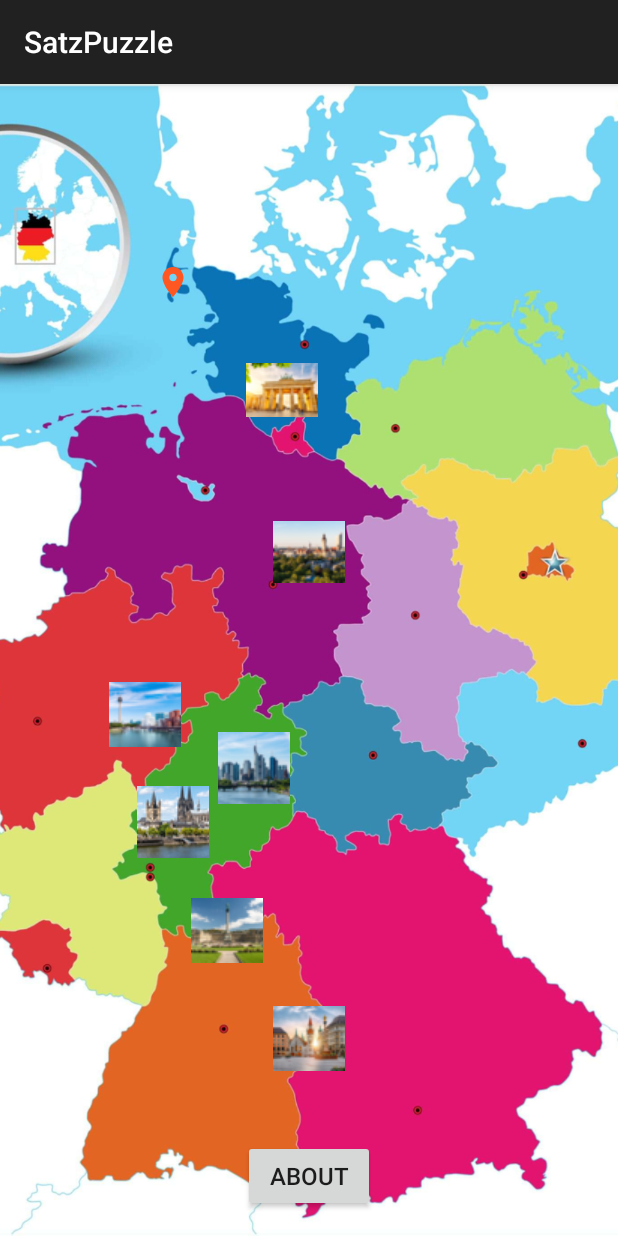
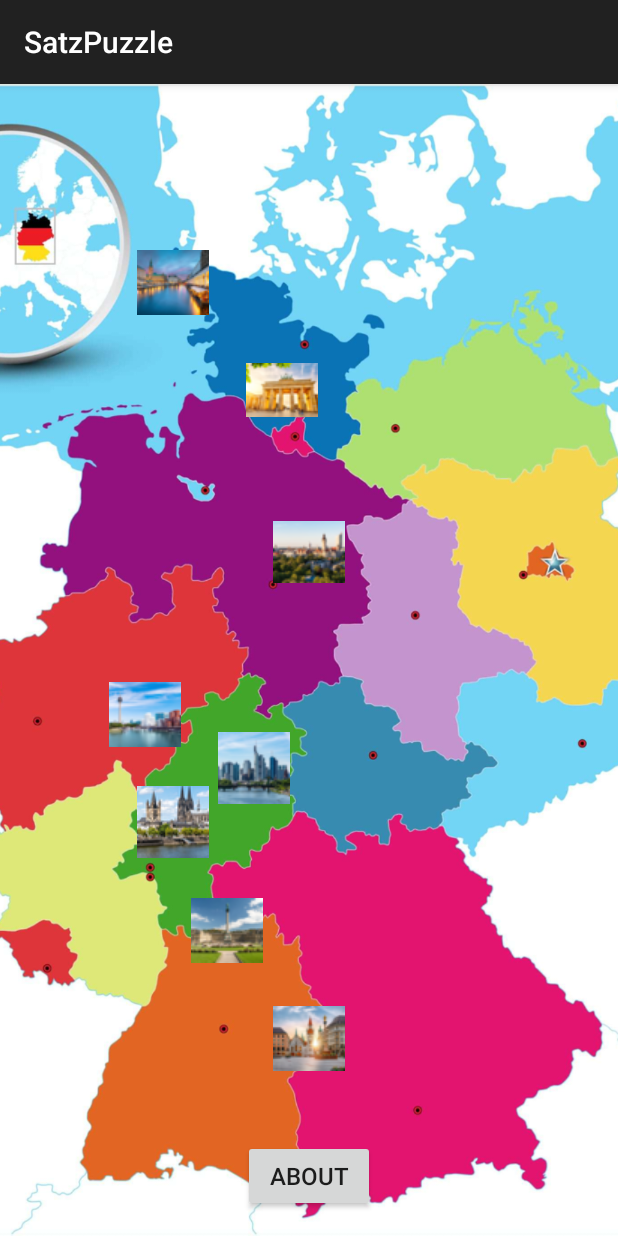
Before and after one commit to mhsenpc/german_android_game, an Android app: the screen it shows after launch (CityProgressionActivity), on a phone screen of 412 x 824 dp. Run offline under Robolectric (Android 15) with nearby library versions, the phone set to English and light mode, and no system bars.

Commit message:
remove unused files

```diff
--- a/app/src/main/res/drawable/city_marker_hamburg.xml
+++ /dev/null
@@ -1,10 +0,0 @@
-<?xml version="1.0" encoding="utf-8"?>
-<vector xmlns:android="http://schemas.android.com/apk/res/android"
-    android:width="24dp"
-    android:height="24dp"
-    android:viewportWidth="24"
-    android:viewportHeight="24">
-    <path
-        android:fillColor="#FF5722"
-        android:pathData="M12,2C8.13,2 5,5.13 5,9c0,5.25 7,13 7,13s7,-7.75 7,-13C19,5.13 15.87,2 12,2zM12,11.5c-1.38,0 -2.5,-1.12 -2.5,-2.5s1.12,-2.5 2.5,-2.5s2.5,1.12 2.5,2.5S13.38,11.5 12,11.5z"/>
-</vector>
--- a/app/src/main/res/layout/activity_city_progression.xml
+++ b/app/src/main/res/layout/activity_city_progression.xml
@@ -23,7 +23,7 @@
         android:layout_height="48dp"
         android:background="@null"
         android:contentDescription="Hamburg"
-        android:src="@drawable/city_marker_hamburg"
+        android:src="@drawable/hamburg_marker"
         app:layout_constraintBottom_toBottomOf="parent"
         app:layout_constraintEnd_toEndOf="parent"
         app:layout_constraintHorizontal_bias="0.25"
```
Also changed, not shown: app/src/main/res/drawable/city_marker_berlin.xml (deleted, +0 -10 lines), app/src/main/res/drawable/city_marker_cologne.xml (deleted, +0 -10 lines), app/src/main/res/drawable/city_marker_dusseldorf.xml (deleted, +0 -10 lines), app/src/main/res/drawable/city_marker_frankfurt.xml (deleted, +0 -10 lines), app/src/main/res/drawable/city_marker_leipzig.xml (deleted, +0 -10 lines), app/src/main/res/drawable/city_marker_locked.xml (deleted, +0 -10 lines), app/src/main/res/drawable/city_marker_munich.xml (deleted, +0 -10 lines), app/src/main/res/drawable/city_marker_stuttgart.xml (deleted, +0 -10 lines).
